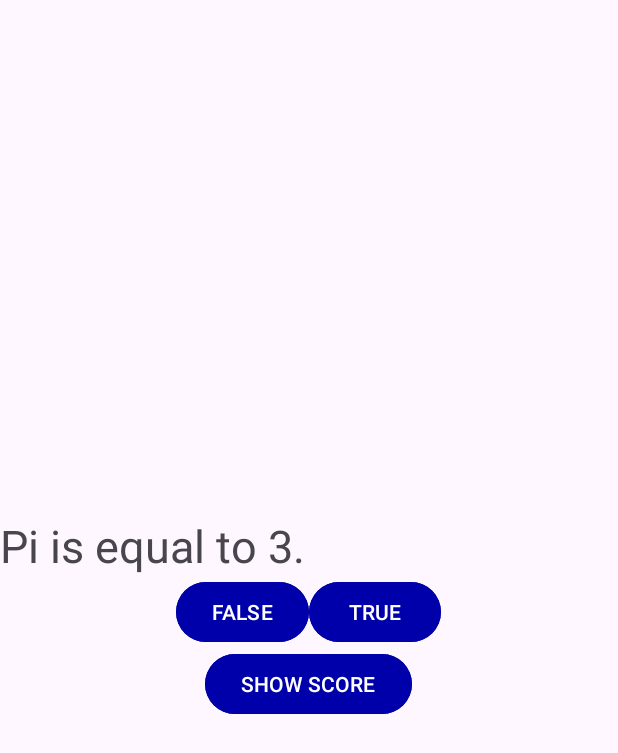
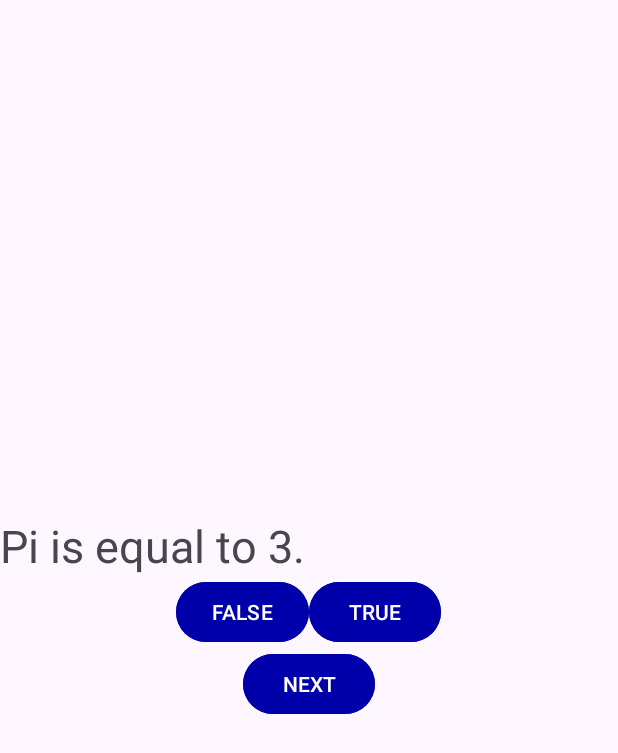
Before and after one commit to LJHamilton2023/QuizAppSummer2023, an Android app: the screen it shows after launch (MainActivity), after a tap on "FALSE", on a phone screen of 412 x 824 dp. Shown: the top 753 px of the screen. Run offline under Robolectric (Android 15) with nearby library versions, the phone set to English and light mode, and no system bars.

Commit message:
added new Question class

```diff
--- a/app/build.gradle
+++ b/app/build.gradle
@@ -8,7 +8,7 @@ android {
 
     defaultConfig {
         applicationId "org.charlesflowers.quizappsummer2023"
-        minSdk 24
+        minSdk 23
         targetSdk 33
         versionCode 1
         versionName "1.0"
--- a/app/src/main/java/org/charlesflowers/quizappsummer2023/MainActivity.java
+++ b/app/src/main/java/org/charlesflowers/quizappsummer2023/MainActivity.java
@@ -12,8 +12,14 @@ import android.widget.Toast;
 
 public class MainActivity extends AppCompatActivity {
     TextView questionTV;
-    Button falseBTN, trueBTN, scoreBTN;
+    Button falseBTN, trueBTN, nextBTN;
     int score;
+    //added 7/25
+    Question q1,q2,q3,q4,q5,cQ;
+    Question [] questions;
+    int curNdx;
+    String msg;
+
     @Override
     protected void onCreate(Bundle savedInstanceState) {
         super.onCreate(savedInstanceState);
@@ -22,15 +28,36 @@ public class MainActivity extends AppCompatActivity {
         questionTV = (TextView) findViewById(R.id.questionTV);
         falseBTN = (Button) findViewById(R.id.falseBTN);
         trueBTN = (Button) findViewById(R.id.trueBTN);
-        scoreBTN = (Button) findViewById(R.id.scoreBTN);
+        nextBTN = (Button) findViewById(R.id.nextBTN);
         score = 0;
+
+        q1 = new Question("Pi equals 3.0",false);
+        q2 = new Question("Computer hardware is a collection of " +
+                "programs that provide instructions a computer carries out.",false);
+        q3 = new Question("An abstraction is a physical model that removes or hides " +
+                "unnecessary details.");
+        q4 = new Question("A vacuum tube was used in the first generation of computers.",false);
+        q5 = new Question("Magnetic disks were introduced in the third generation of " +
+                "computer hardware.", true);
+        cQ = q1;
+        questions = new Question[] {q1,q2,q3,q4,q5};
+        msg = "";
 
         falseBTN.setOnClickListener(new View.OnClickListener() {
             @Override
             public void onClick(View view) {
+                if (false == cQ.getCorrectAnswer())
+                {
+                    msg = "You are correct! Good Job!";
+                    score++;
+                }
+                else
+                {
+                    msg = "You are Wrong. Try again.";
+                }
+
                 //CharSequence text = "Hello toast!";
-                String msg = "You are correct! /Good Job!";
-                score++;
+
                 int duration = Toast.LENGTH_SHORT;
                 Toast toast = Toast.makeText(getApplicationContext(), msg, duration);
                 toast.show();
@@ -39,27 +66,41 @@ public class MainActivity extends AppCompatActivity {
         trueBTN.setOnClickListener(new View.OnClickListener() {
             @Override
             public void onClick(View view) {
+                if (true == cQ.getCorrectAnswer())
+                {
+                    msg = "You are correct! Good Job!";
+                    score++;
+                }
+                else
+                {
+                    msg = "You are Wrong. Try again.";
+
+                }
+
                 //CharSequence text = "Hello toast!";
-                String msg = "You are wrong! Try again!";
+
                 int duration = Toast.LENGTH_SHORT;
                 Toast toast = Toast.makeText(getApplicationContext(), msg, duration);
                 toast.show();
             }
         });
-        scoreBTN.setOnClickListener(new View.OnClickListener() {
+        nextBTN.setOnClickListener(new View.OnClickListener() {
             @Override
             public void onClick(View view) {
-                //scoreTV.setText("Score: "+score);
-               /*
-                String msg = "Score: " + score ;
-                //CharSequence text = "Hello toast!";
-                int duration = Toast.LENGTH_SHORT;
-                Toast scoreToast = Toast.makeText(getApplicationContext(), msg, duration);
-                scoreToast.show();
-                */
-                Intent scoreIntent = new Intent(MainActivity.this, ScoreActivity.class);
-                scoreIntent.putExtra("score",score);
-                startActivity(scoreIntent);
+
+                curNdx++;
+                if(curNdx < 5)
+                {
+                    cQ = questions[curNdx];
+                    questionTV.setText(cQ.getqPrompt());
+                }
+                else
+                {
+                    Intent scoreIntent = new Intent(MainActivity.this, ScoreActivity.class);
+                    scoreIntent.putExtra("score",score);
+                    startActivity(scoreIntent);
+                }
+
             }
         });
     }
--- /dev/null
+++ b/app/src/main/java/org/charlesflowers/quizappsummer2023/Question.java
@@ -0,0 +1,46 @@
+package org.charlesflowers.quizappsummer2023;
+
+public class Question {
+    private String qPrompt;
+    private boolean correctAnswer;
+
+    public Question(String qPrompt) {
+        this.qPrompt = qPrompt;
+    }
+
+    public Question(boolean correctAnswer) {
+        this.correctAnswer = correctAnswer;
+    }
+
+    public Question(String qPrompt, boolean correctAnswer) {
+        this.qPrompt = qPrompt;
+        this.correctAnswer = correctAnswer;
+    }
+
+    public Question() {
+    }
+
+    public String getqPrompt() {
+        return qPrompt;
+    }
+
+    public boolean getCorrectAnswer() {
+        return correctAnswer;
+    }
+
+    public void setqPrompt(String qPrompt) {
+        this.qPrompt = qPrompt;
+    }
+
+    public void setCorrectAnswer(boolean correctAnswer) {
+        this.correctAnswer = correctAnswer;
+    }
+
+    @Override
+    public String toString() {
+        return "Question{" +
+                "qPrompt='" + qPrompt + '\'' +
+                ", correctAnswer=" + correctAnswer +
+                '}';
+    }
+}
--- a/app/src/main/res/layout/activity_main.xml
+++ b/app/src/main/res/layout/activity_main.xml
@@ -32,13 +32,13 @@
             />
     </LinearLayout>
 
+
     <Button
         android:layout_width="wrap_content"
         android:layout_height="wrap_content"
-        android:text="SHOW SCORE"
-        android:id="@+id/scoreBTN"
+        android:text="NEXT"
+        android:id="@+id/nextBTN"
         android:backgroundTint="#FF0000AA"
         />
 
-
 </LinearLayout>
```
